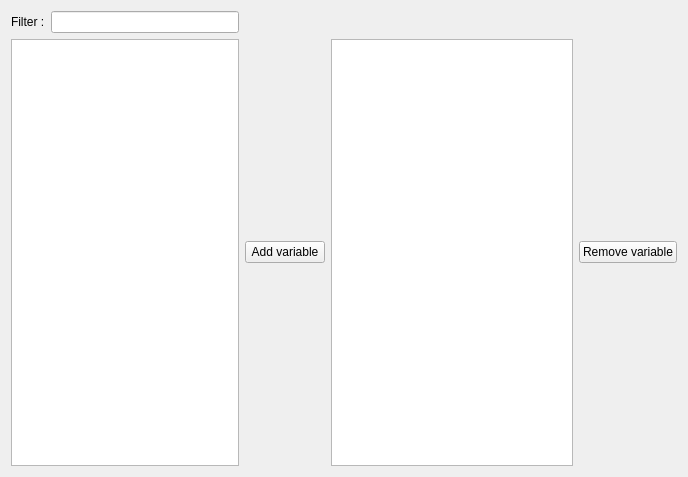
First picture: the form in OMOptim/GUI/Widgets/WidgetSelectVars.ui, repository lmoresco/OpenModelica, before the edit.
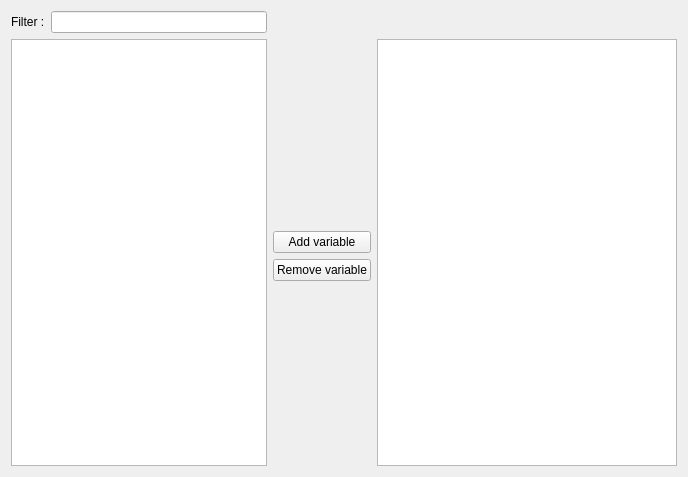
Second picture: the form after the edit.

Diff of the .ui file:
```diff
--- a/OMOptim/GUI/Widgets/WidgetSelectVars.ui
+++ b/OMOptim/GUI/Widgets/WidgetSelectVars.ui
@@ -16,20 +16,13 @@
   <layout class="QGridLayout" name="gridLayout">
    <item row="0" column="0">
     <layout class="QGridLayout" name="layoutTableVar">
-     <item row="1" column="2">
+     <item row="2" column="2">
       <widget class="QPushButton" name="pushAddVar">
        <property name="text">
         <string>Add variable</string>
        </property>
       </widget>
      </item>
-     <item row="1" column="4">
-      <widget class="QPushButton" name="pushRemoveVar">
-       <property name="text">
-        <string>Remove variable</string>
-       </property>
-      </widget>
-     </item>
      <item row="0" column="0" colspan="2">
       <layout class="QHBoxLayout" name="horizontalLayout">
        <item>
@@ -44,12 +37,45 @@
        </item>
       </layout>
      </item>
-     <item row="1" column="0" colspan="2">
+     <item row="1" column="0" rowspan="4" colspan="2">
       <widget class="QListView" name="listVars"/>
      </item>
-     <item row="1" column="3">
+     <item row="1" column="3" rowspan="4">
       <widget class="QListView" name="listSelectedVars"/>
      </item>
+     <item row="3" column="2">
+      <widget class="QPushButton" name="pushRemoveVar">
+       <property name="text">
+        <string>Remove variable</string>
+       </property>
+      </widget>
+     </item>
+     <item row="4" column="2">
+      <spacer name="verticalSpacer">
+       <property name="orientation">
+        <enum>Qt::Vertical</enum>
+       </property>
+       <property name="sizeHint" stdset="0">
+        <size>
+         <width>20</width>
+         <height>40</height>
+        </size>
+       </property>
+      </spacer>
+     </item>
+     <item row="1" column="2">
+      <spacer name="verticalSpacer_2">
+       <property name="orientation">
+        <enum>Qt::Vertical</enum>
+       </property>
+       <property name="sizeHint" stdset="0">
+        <size>
+         <width>20</width>
+         <height>40</height>
+        </size>
+       </property>
+      </spacer>
+     </item>
     </layout>
    </item>
   </layout>
```
